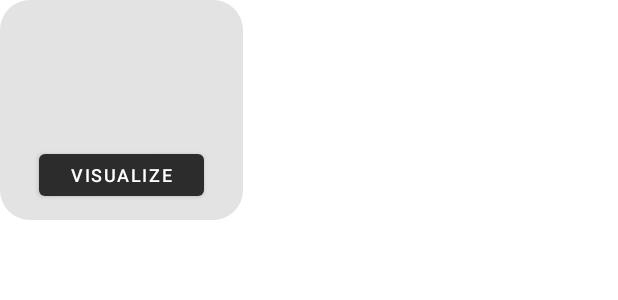
After one commit to josemachado2000/SafeCity, an Android app: the layout marker_infowindow.xml on its own in the app's theme, with its tools: preview values and no code run, on a phone screen of 412 x 824 dp. The commit adds this screen. Shown: the top 300 px of the screen. Run offline under Robolectric (Android 15) with nearby library versions, the phone set to English and light mode, and no system bars.

Commit message:
Created marker infoWindow layout and implemented on marker click

```diff
--- /dev/null
+++ b/app/src/main/res/drawable/marker_infowindow.xml
@@ -0,0 +1,7 @@
+<?xml version="1.0" encoding="UTF-8"?>
+<shape xmlns:android="http://schemas.android.com/apk/res/android">
+    <solid android:color="@color/light_gray"/>
+    <!--    <stroke android:width="3dp" android:color="#B1BCBE" />    -->
+    <corners android:radius="20dp"/>
+    <padding android:left="10dp" android:top="10dp" android:right="10dp" android:bottom="10dp" />
+</shape>
--- /dev/null
+++ b/app/src/main/res/layout/marker_infowindow.xml
@@ -0,0 +1,45 @@
+<?xml version="1.0" encoding="utf-8"?>
+<androidx.constraintlayout.widget.ConstraintLayout
+    xmlns:android="http://schemas.android.com/apk/res/android"
+    xmlns:app="http://schemas.android.com/apk/res-auto"
+    android:layout_width="wrap_content"
+    android:layout_height="wrap_content"
+    android:background="@drawable/marker_infowindow">
+
+    <TextView
+        android:id="@+id/marker_title"
+        android:layout_width="wrap_content"
+        android:layout_height="19dp"
+        android:layout_marginTop="8dp"
+        android:textSize="16sp"
+        android:textStyle="bold"
+        app:layout_constraintEnd_toEndOf="parent"
+        app:layout_constraintStart_toStartOf="parent"
+        app:layout_constraintTop_toTopOf="parent" />
+
+    <TextView
+        android:id="@+id/marker_snippet"
+        android:layout_width="wrap_content"
+        android:layout_height="wrap_content"
+        android:layout_marginTop="16dp"
+        app:layout_constraintEnd_toEndOf="parent"
+        app:layout_constraintStart_toStartOf="parent"
+        app:layout_constraintTop_toBottomOf="@+id/marker_title" />
+
+    <Button
+        android:id="@+id/marker_visualize_button"
+        android:layout_width="110dp"
+        android:layout_height="40dp"
+        android:layout_marginStart="16dp"
+        android:layout_marginLeft="16dp"
+        android:layout_marginTop="24dp"
+        android:layout_marginEnd="16dp"
+        android:layout_marginRight="16dp"
+        android:text="@string/marker_visualize_button"
+        android:textSize="12sp"
+        app:backgroundTint="@color/dark_gray"
+        app:layout_constraintBottom_toBottomOf="parent"
+        app:layout_constraintEnd_toEndOf="parent"
+        app:layout_constraintStart_toStartOf="parent"
+        app:layout_constraintTop_toBottomOf="@+id/marker_snippet" />
+</androidx.constraintlayout.widget.ConstraintLayout>
--- a/app/src/main/res/values/strings.xml
+++ b/app/src/main/res/values/strings.xml
@@ -70,4 +70,7 @@
     <string name="login_preference_file">loginPreferenceFile</string>
     <string name="logged">logged</string>
     <string name="loggedUsername">loggedUsername</string>
+
+    <!--    Marker Info Window    -->
+    <string name="marker_visualize_button">Visualize</string>
 </resources>
```
Also changed, not shown: app/src/main/java/commov/safecity/Home.kt (+19 -25 lines), app/src/main/java/commov/safecity/MarkerInfoWindow.kt (added, +29 -0 lines), 1 other file.
